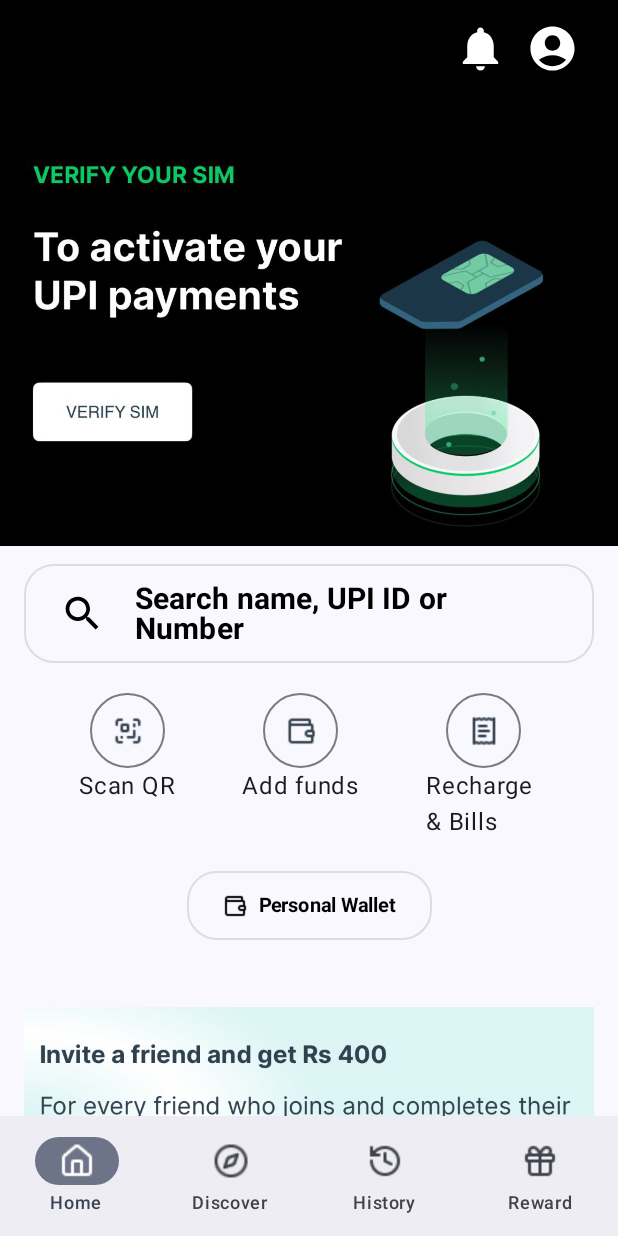
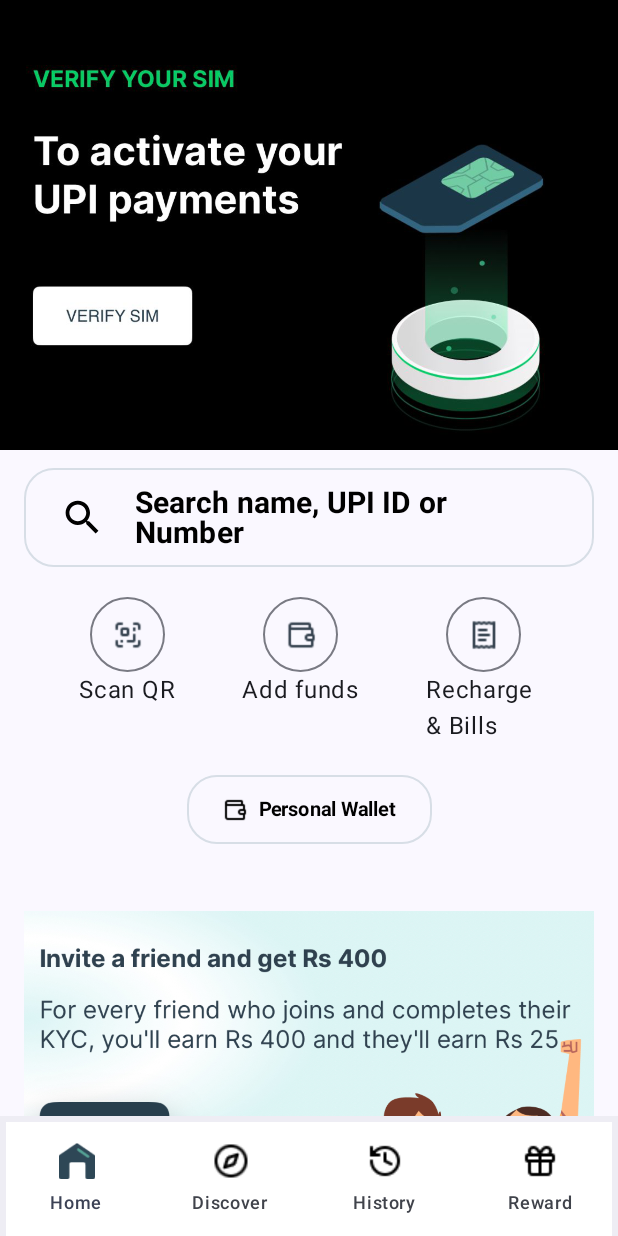
Before and after one commit to Soham-03/ChainEX, an Android app built with Jetpack Compose: the screen it shows after launch (MainActivity), on a phone screen of 412 x 824 dp. Run offline under Robolectric (Android 15) with nearby library versions, the light colour scheme and no system bars.

Commit message:
bottom nav fixed

```diff
--- a/app/build.gradle.kts
+++ b/app/build.gradle.kts
@@ -52,8 +52,9 @@ android {
 dependencies {
 
     //navigation
-    implementation ("androidx.navigation:navigation-compose:2.8.1")
-
+    implementation (libs.androidx.navigation.compose)
+    //activity
+    implementation(libs.androidx.activity.compose.v180alpha07)
     implementation(libs.androidx.core.ktx)
     implementation(libs.androidx.lifecycle.runtime.ktx)
     implementation(libs.androidx.activity.compose)
--- a/app/src/main/AndroidManifest.xml
+++ b/app/src/main/AndroidManifest.xml
@@ -16,7 +16,8 @@
             android:name=".MainActivity"
             android:exported="true"
             android:label="@string/app_name"
-            android:theme="@style/Theme.ChainEX">
+            android:theme="@style/Theme.ChainEX"
+            android:windowSoftInputMode="adjustResize">
             <intent-filter>
                 <action android:name="android.intent.action.MAIN" />
 
--- a/app/src/main/java/com/void_main/chainex/MainActivity.kt
+++ b/app/src/main/java/com/void_main/chainex/MainActivity.kt
@@ -2,16 +2,21 @@ package com.void_main.chainex
 
 import android.os.Bundle
 import androidx.activity.ComponentActivity
+import androidx.activity.SystemBarStyle
 import androidx.activity.compose.setContent
 import androidx.activity.enableEdgeToEdge
+import androidx.compose.foundation.isSystemInDarkTheme
 import androidx.compose.foundation.layout.fillMaxSize
 import androidx.compose.foundation.layout.padding
+import androidx.compose.foundation.layout.safeDrawingPadding
 import androidx.compose.material3.MaterialTheme
 import androidx.compose.material3.Scaffold
 import androidx.compose.material3.Surface
 import androidx.compose.material3.Text
 import androidx.compose.runtime.Composable
+import androidx.compose.runtime.LaunchedEffect
 import androidx.compose.ui.Modifier
+import androidx.compose.ui.graphics.toArgb
 import androidx.compose.ui.tooling.preview.Preview
 import androidx.navigation.compose.rememberNavController
 import com.example.fiintechapp.ui.screen.HomeScreen
@@ -23,9 +28,10 @@ class MainActivity : ComponentActivity() {
         super.onCreate(savedInstanceState)
         enableEdgeToEdge()
         setContent {
+            ChangeSystemBarsTheme(!isSystemInDarkTheme())
             ChainEXTheme {
                 Surface(
-                    modifier = Modifier.fillMaxSize(),
+                    modifier = Modifier.safeDrawingPadding(),
                     color = MaterialTheme.colorScheme.background
                 ) {
                     val navController = rememberNavController()
@@ -33,6 +39,32 @@ class MainActivity : ComponentActivity() {
 //                    HomeScreen()
 //                    DiscoverScreen()
                 }
+            }
+        }
+    }
+
+    @Composable
+    private fun ChangeSystemBarsTheme(lightTheme: Boolean) {
+        val barColor = MaterialTheme.colorScheme.background.toArgb()
+        LaunchedEffect(lightTheme) {
+            if (lightTheme) {
+                enableEdgeToEdge(
+                    statusBarStyle = SystemBarStyle.light(
+                        barColor, barColor,
+                    ),
+                    navigationBarStyle = SystemBarStyle.light(
+                        barColor, barColor,
+                    ),
+                )
+            } else {
+                enableEdgeToEdge(
+                    statusBarStyle = SystemBarStyle.dark(
+                        barColor,
+                    ),
+                    navigationBarStyle = SystemBarStyle.dark(
+                        barColor,
+                    ),
+                )
             }
         }
     }
--- a/app/src/main/java/com/void_main/chainex/navigation/BottomNavigationBar.kt
+++ b/app/src/main/java/com/void_main/chainex/navigation/BottomNavigationBar.kt
@@ -1,10 +1,14 @@
 package com.example.fiintechapp.navigation
 
 
+import androidx.compose.foundation.Image
 import androidx.compose.foundation.layout.size
 import androidx.compose.material3.Icon
 import androidx.compose.material3.NavigationBar
+import androidx.compose.material3.NavigationBarDefaults
 import androidx.compose.material3.NavigationBarItem
+import androidx.compose.material3.NavigationBarItemColors
+import androidx.compose.material3.NavigationBarItemDefaults
 import androidx.compose.material3.Text
 import androidx.compose.runtime.Composable
 import androidx.compose.runtime.getValue
@@ -12,6 +16,7 @@ import androidx.compose.runtime.mutableStateOf
 import androidx.compose.runtime.remember
 import androidx.compose.runtime.setValue
 import androidx.compose.ui.Modifier
+import androidx.compose.ui.graphics.Color
 import androidx.compose.ui.res.painterResource
 import androidx.compose.ui.unit.dp
 import androidx.navigation.NavHostController
@@ -21,7 +26,9 @@ fun BottomNavigationBar(navController:NavHostController){
     val navItems = listOf(NavItem.Home,NavItem.Discover,NavItem.History,NavItem.Reward)
     var selectedItem by remember { mutableStateOf(0) }
 
-    NavigationBar {
+    NavigationBar (
+        containerColor = Color.White
+    ){
         navItems.forEachIndexed { index, item ->
             NavigationBarItem(
                 label = {
@@ -29,12 +36,15 @@ fun BottomNavigationBar(navController:NavHostController){
                 },
                 alwaysShowLabel = true,
                 icon = {
-                    Icon(
-                        painterResource(id =item.Icon ) ,
+                    Image(
+                        painterResource(id = if(selectedItem==index){ item.selectedICon} else{item.Icon}) ,
                         contentDescription = null,
-                        modifier = Modifier.size(24.dp)
+                        modifier = Modifier.size(24.dp),
                         )
                 },
+                colors = NavigationBarItemDefaults.colors(
+                    indicatorColor = Color.Transparent,
+                ),
                 selected = selectedItem == index,
                 onClick = {
                     selectedItem = index
--- a/app/src/main/java/com/void_main/chainex/navigation/NavItem.kt
+++ b/app/src/main/java/com/void_main/chainex/navigation/NavItem.kt
@@ -5,10 +5,11 @@ import com.void_main.chainex.R
 sealed class NavItem(
     val title: String,
     val Icon: Int,
-    val route:String
+    val route:String,
+    val selectedICon: Int
 ){
-    object Home:NavItem("Home", R.drawable.house,"home")
-    object Discover:NavItem("Discover",R.drawable.compass,"discover")
-    object History:NavItem("History",R.drawable.history,"history")
-    object Reward:NavItem("Reward",R.drawable.gift,"reward")
+    object Home:NavItem("Home", R.drawable.ic_home,"home", selectedICon = R.drawable.ic_home_selected)
+    object Discover:NavItem("Discover",R.drawable.compass,"discover", selectedICon = R.drawable.ic_home_selected)
+    object History:NavItem("History",R.drawable.history,"history", selectedICon = R.drawable.ic_home_selected)
+    object Reward:NavItem("Reward",R.drawable.gift,"reward", selectedICon = R.drawable.ic_home_selected)
 }
--- a/app/src/main/java/com/void_main/chainex/ui/composables/ReviewDiscoverCardItem.kt
+++ b/app/src/main/java/com/void_main/chainex/ui/composables/ReviewDiscoverCardItem.kt
@@ -44,7 +44,7 @@ fun ReviewDiscoverCardItem() {
         Column(modifier = Modifier.background(Grey_color)) {
             // Image section
             Image(
-                painter = painterResource(id = R.drawable.review_image_discover), // Replace with your image URL
+                painter = painterResource(id = R.drawable.ic_launcher_background), // Replace with your image URL
                 contentDescription = "Market Image",
                 modifier = Modifier
                     .fillMaxWidth()
--- a/app/src/main/java/com/void_main/chainex/ui/screen/DiscoverScreen.kt
+++ b/app/src/main/java/com/void_main/chainex/ui/screen/DiscoverScreen.kt
@@ -96,7 +96,7 @@ fun DiscoverScreen() {
                     .height(250.dp)
             )
             LazyVerticalGrid(
-                columns = GridCells.Adaptive(130.dp),
+                columns = GridCells.Fixed(3),
                 modifier = Modifier
                     .height(230.dp)
                     .padding(24.dp, 16.dp, 24.dp, 0.dp),
--- a/app/src/main/java/com/void_main/chainex/ui/screen/HomeScreen.kt
+++ b/app/src/main/java/com/void_main/chainex/ui/screen/HomeScreen.kt
@@ -9,9 +9,11 @@ import androidx.compose.foundation.layout.Column
 import androidx.compose.foundation.layout.PaddingValues
 import androidx.compose.foundation.layout.Row
 import androidx.compose.foundation.layout.Spacer
+import androidx.compose.foundation.layout.consumeWindowInsets
 import androidx.compose.foundation.layout.fillMaxSize
 import androidx.compose.foundation.layout.fillMaxWidth
 import androidx.compose.foundation.layout.height
+import androidx.compose.foundation.layout.imePadding
 import androidx.compose.foundation.layout.padding
 import androidx.compose.foundation.layout.size
 import androidx.compose.foundation.layout.width
@@ -41,71 +43,33 @@ import androidx.compose.material3.Scaffold
 import androidx.compose.material3.Text
 import androidx.compose.material3.TopAppBarDefaults
 import androidx.compose.runtime.Composable
+import androidx.compose.runtime.LaunchedEffect
+import androidx.compose.runtime.SideEffect
 import androidx.compose.ui.Alignment
 import androidx.compose.ui.Modifier
 import androidx.compose.ui.graphics.Color
 import androidx.compose.ui.graphics.RectangleShape
+import androidx.compose.ui.graphics.toArgb
 import androidx.compose.ui.layout.ContentScale
 import androidx.compose.ui.res.painterResource
 import androidx.compose.ui.text.font.FontWeight
 import androidx.compose.ui.text.style.TextOverflow
 import androidx.compose.ui.unit.dp
 import androidx.compose.ui.unit.sp
-import com.google.android.gms.wallet.Wallet
 import com.void_main.chainex.R
 import com.void_main.chainex.ui.composables.IconButtonWithLabel
 import com.void_main.chainex.ui.theme.Button_color
 
-
 @OptIn(ExperimentalMaterial3Api::class)
 @Composable
 fun HomeScreen() {
-    Scaffold(
-        topBar = {
-            CenterAlignedTopAppBar(
-                colors = TopAppBarDefaults.centerAlignedTopAppBarColors(
-                    containerColor = Color.Black,
-                ),
-                title = {
-                    Text(
-                        "",
-                        maxLines = 1,
-                        overflow = TextOverflow.Ellipsis
-                    )
-                },
-
-                actions = {
-                    Row(
-                        modifier = Modifier.padding(end = 16.dp),
-                    ) {
-                        IconButton(onClick = { /* do something */ }) {
-                            Icon(
-                                imageVector = Icons.Default.Notifications,
-                                contentDescription = "null",
-                                tint = Color.White,
-                                modifier = Modifier.size(35.dp)
-                            )
-                        }
-                        IconButton(onClick = { /* do something */ }) {
-                            Icon(
-                                imageVector = Icons.Default.AccountCircle,
-                                contentDescription = "null",
-                                tint = Color.White,
-                                modifier = Modifier.size(35.dp)
-                            )
-                        }
-                    }
-                }
-
-            )
-        }
-
+    Column(
+        Modifier.imePadding()
     ) {
         Column(
             modifier = Modifier
                 .fillMaxSize()
-                .padding(top = it.calculateTopPadding())
-                .verticalScroll(state = rememberScrollState()),
+                .verticalScroll(state = rememberScrollState())
         ) {
             Image(
                 painter = painterResource(id = R.drawable.homescreen_image),
@@ -201,5 +165,4 @@ fun HomeScreen() {
 
     }
 
-
 }
--- a/gradle/libs.versions.toml
+++ b/gradle/libs.versions.toml
@@ -1,4 +1,5 @@
 [versions]
+activityComposeVersion = "1.8.0-alpha07"
 agp = "8.6.1"
 kotlin = "1.9.0"
 coreKtx = "1.10.1"
@@ -8,10 +9,13 @@ espressoCore = "3.5.1"
 lifecycleRuntimeKtx = "2.6.1"
 activityCompose = "1.8.0"
 composeBom = "2024.04.01"
+navigationCompose = "2.8.1"
 playServicesWallet = "19.4.0"
 
 [libraries]
+androidx-activity-compose-v180alpha07 = { module = "androidx.activity:activity-compose", version.ref = "activityComposeVersion" }
 androidx-core-ktx = { group = "androidx.core", name = "core-ktx", version.ref = "coreKtx" }
+androidx-navigation-compose = { module = "androidx.navigation:navigation-compose", version.ref = "navigationCompose" }
 junit = { group = "junit", name = "junit", version.ref = "junit" }
 androidx-junit = { group = "androidx.test.ext", name = "junit", version.ref = "junitVersion" }
 androidx-espresso-core = { group = "androidx.test.espresso", name = "espresso-core", version.ref = "espressoCore" }
```
Also changed, not shown: app/src/main/res/drawable/ic_home.png (added), app/src/main/res/drawable/ic_home_selected.png (added).
